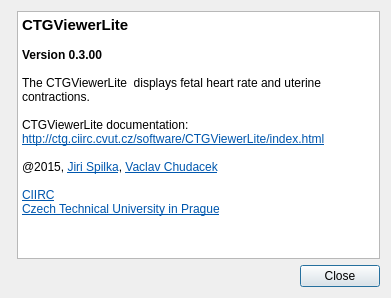
Above: AboutUI.ui from jirispilka/CTGViewer before the change. Below: the same form after it.
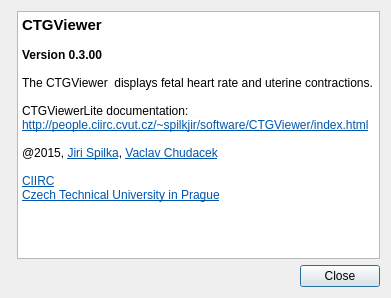
That is the form after the change.

```diff
--- a/AboutUI.ui
+++ b/AboutUI.ui
@@ -30,20 +30,20 @@
       <string>&lt;!DOCTYPE HTML PUBLIC &quot;-//W3C//DTD HTML 4.0//EN&quot; &quot;http://www.w3.org/TR/REC-html40/strict.dtd&quot;&gt;
 &lt;html&gt;&lt;head&gt;&lt;meta name=&quot;qrichtext&quot; content=&quot;1&quot; /&gt;&lt;style type=&quot;text/css&quot;&gt;
 p, li { white-space: pre-wrap; }
-&lt;/style&gt;&lt;/head&gt;&lt;body style=&quot; font-family:'Sans Serif'; font-size:9pt; font-weight:400; font-style:normal;&quot;&gt;
-&lt;p style=&quot; margin-top:0px; margin-bottom:0px; margin-left:0px; margin-right:0px; -qt-block-indent:0; text-indent:0px;&quot;&gt;&lt;span style=&quot; font-family:'Ubuntu'; font-size:11pt; font-weight:600;&quot;&gt;CTGViewerLite&lt;/span&gt;&lt;/p&gt;
-&lt;p style=&quot;-qt-paragraph-type:empty; margin-top:0px; margin-bottom:0px; margin-left:0px; margin-right:0px; -qt-block-indent:0; text-indent:0px; font-family:'Ubuntu'; font-weight:600;&quot;&gt;&lt;br /&gt;&lt;/p&gt;
-&lt;p style=&quot; margin-top:0px; margin-bottom:0px; margin-left:0px; margin-right:0px; -qt-block-indent:0; text-indent:0px;&quot;&gt;&lt;span style=&quot; font-family:'Ubuntu'; font-weight:600;&quot;&gt;Version 0.3.00&lt;/span&gt;&lt;/p&gt;
-&lt;p style=&quot;-qt-paragraph-type:empty; margin-top:0px; margin-bottom:0px; margin-left:0px; margin-right:0px; -qt-block-indent:0; text-indent:0px; font-family:'Ubuntu'; font-weight:600;&quot;&gt;&lt;br /&gt;&lt;/p&gt;
-&lt;p style=&quot; margin-top:0px; margin-bottom:0px; margin-left:0px; margin-right:0px; -qt-block-indent:0; text-indent:0px;&quot;&gt;&lt;span style=&quot; font-family:'Ubuntu';&quot;&gt;The CTGViewerLite  displays fetal heart rate and uterine contractions.&lt;/span&gt;&lt;/p&gt;
-&lt;p style=&quot;-qt-paragraph-type:empty; margin-top:0px; margin-bottom:0px; margin-left:0px; margin-right:0px; -qt-block-indent:0; text-indent:0px; font-family:'Ubuntu';&quot;&gt;&lt;br /&gt;&lt;/p&gt;
-&lt;p style=&quot; margin-top:0px; margin-bottom:0px; margin-left:0px; margin-right:0px; -qt-block-indent:0; text-indent:0px;&quot;&gt;&lt;span style=&quot; font-family:'Ubuntu';&quot;&gt;CTGViewerLite documentation:&lt;/span&gt;&lt;/p&gt;
-&lt;p style=&quot; margin-top:0px; margin-bottom:0px; margin-left:0px; margin-right:0px; -qt-block-indent:0; text-indent:0px;&quot;&gt;&lt;a href=&quot;http://ctg.ciirc.cvut.cz/software/CTGViewerLite/index.html&quot;&gt;&lt;span style=&quot; font-family:'Ubuntu'; text-decoration: underline; color:#0057ae;&quot;&gt;http://ctg.ciirc.cvut.cz/software/CTGViewerLite/index.html&lt;/span&gt;&lt;/a&gt;&lt;/p&gt;
-&lt;p style=&quot;-qt-paragraph-type:empty; margin-top:0px; margin-bottom:0px; margin-left:0px; margin-right:0px; -qt-block-indent:0; text-indent:0px; font-family:'Ubuntu';&quot;&gt;&lt;br /&gt;&lt;/p&gt;
-&lt;p style=&quot; margin-top:0px; margin-bottom:0px; margin-left:0px; margin-right:0px; -qt-block-indent:0; text-indent:0px;&quot;&gt;&lt;span style=&quot; font-family:'Ubuntu';&quot;&gt;@2015, &lt;/span&gt;&lt;a href=&quot;http://people.ciirc.cvut.cz/~spilkjir&quot;&gt;&lt;span style=&quot; font-family:'Ubuntu'; text-decoration: underline; color:#0057ae;&quot;&gt;Jiri Spilka&lt;/span&gt;&lt;/a&gt;&lt;span style=&quot; font-family:'Ubuntu';&quot;&gt;, &lt;/span&gt;&lt;a href=&quot;http://ctg.ciirc.cvut.cz/personal/chudacek.html&quot;&gt;&lt;span style=&quot; font-family:'Ubuntu'; text-decoration: underline; color:#0057ae;&quot;&gt;Vaclav Chudacek&lt;/span&gt;&lt;/a&gt;&lt;/p&gt;
-&lt;p style=&quot;-qt-paragraph-type:empty; margin-top:0px; margin-bottom:0px; margin-left:0px; margin-right:0px; -qt-block-indent:0; text-indent:0px; font-family:'Ubuntu';&quot;&gt;&lt;br /&gt;&lt;/p&gt;
-&lt;p style=&quot; margin-top:0px; margin-bottom:0px; margin-left:0px; margin-right:0px; -qt-block-indent:0; text-indent:0px;&quot;&gt;&lt;a href=&quot;http://www.ciirc.cvut.cz/&quot;&gt;&lt;span style=&quot; font-family:'Ubuntu'; text-decoration: underline; color:#0057ae;&quot;&gt;CIIRC&lt;/span&gt;&lt;/a&gt;&lt;/p&gt;
-&lt;p style=&quot; margin-top:0px; margin-bottom:0px; margin-left:0px; margin-right:0px; -qt-block-indent:0; text-indent:0px;&quot;&gt;&lt;a href=&quot;http://www.cvut.cz/&quot;&gt;&lt;span style=&quot; font-family:'Ubuntu'; text-decoration: underline; color:#0057ae;&quot;&gt;Czech Technical University in Prague&lt;/span&gt;&lt;/a&gt;&lt;/p&gt;&lt;/body&gt;&lt;/html&gt;</string>
+&lt;/style&gt;&lt;/head&gt;&lt;body style=&quot; font-family:'Noto Sans'; font-size:10pt; font-weight:400; font-style:normal;&quot;&gt;
+&lt;p style=&quot; margin-top:0px; margin-bottom:0px; margin-left:0px; margin-right:0px; -qt-block-indent:0; text-indent:0px;&quot;&gt;&lt;span style=&quot; font-family:'Ubuntu'; font-size:11pt; font-weight:600;&quot;&gt;CTGViewer&lt;/span&gt;&lt;/p&gt;
+&lt;p style=&quot;-qt-paragraph-type:empty; margin-top:0px; margin-bottom:0px; margin-left:0px; margin-right:0px; -qt-block-indent:0; text-indent:0px; font-family:'Ubuntu'; font-size:9pt; font-weight:600;&quot;&gt;&lt;br /&gt;&lt;/p&gt;
+&lt;p style=&quot; margin-top:0px; margin-bottom:0px; margin-left:0px; margin-right:0px; -qt-block-indent:0; text-indent:0px;&quot;&gt;&lt;span style=&quot; font-family:'Ubuntu'; font-size:9pt; font-weight:600;&quot;&gt;Version 0.3.00&lt;/span&gt;&lt;/p&gt;
+&lt;p style=&quot;-qt-paragraph-type:empty; margin-top:0px; margin-bottom:0px; margin-left:0px; margin-right:0px; -qt-block-indent:0; text-indent:0px; font-family:'Ubuntu'; font-size:9pt; font-weight:600;&quot;&gt;&lt;br /&gt;&lt;/p&gt;
+&lt;p style=&quot; margin-top:0px; margin-bottom:0px; margin-left:0px; margin-right:0px; -qt-block-indent:0; text-indent:0px;&quot;&gt;&lt;span style=&quot; font-family:'Ubuntu'; font-size:9pt;&quot;&gt;The CTGViewer  displays fetal heart rate and uterine contractions.&lt;/span&gt;&lt;/p&gt;
+&lt;p style=&quot;-qt-paragraph-type:empty; margin-top:0px; margin-bottom:0px; margin-left:0px; margin-right:0px; -qt-block-indent:0; text-indent:0px; font-family:'Ubuntu'; font-size:9pt;&quot;&gt;&lt;br /&gt;&lt;/p&gt;
+&lt;p style=&quot; margin-top:0px; margin-bottom:0px; margin-left:0px; margin-right:0px; -qt-block-indent:0; text-indent:0px;&quot;&gt;&lt;span style=&quot; font-family:'Ubuntu'; font-size:9pt;&quot;&gt;CTGViewerLite documentation:&lt;/span&gt;&lt;/p&gt;
+&lt;p style=&quot; margin-top:0px; margin-bottom:0px; margin-left:0px; margin-right:0px; -qt-block-indent:0; text-indent:0px;&quot;&gt;&lt;a href=&quot;http://ctg.ciirc.cvut.cz/software/CTGViewerLite/index.html&quot;&gt;&lt;span style=&quot; font-family:'Ubuntu'; font-size:9pt; text-decoration: underline; color:#0057ae;&quot;&gt;http://people.ciirc.cvut.cz/~spilkjir/software/CTGViewer/index.html&lt;/span&gt;&lt;/a&gt;&lt;/p&gt;
+&lt;p style=&quot;-qt-paragraph-type:empty; margin-top:0px; margin-bottom:0px; margin-left:0px; margin-right:0px; -qt-block-indent:0; text-indent:0px; font-family:'Ubuntu'; font-size:9pt;&quot;&gt;&lt;br /&gt;&lt;/p&gt;
+&lt;p style=&quot; margin-top:0px; margin-bottom:0px; margin-left:0px; margin-right:0px; -qt-block-indent:0; text-indent:0px;&quot;&gt;&lt;span style=&quot; font-family:'Ubuntu'; font-size:9pt;&quot;&gt;@2015, &lt;/span&gt;&lt;a href=&quot;http://people.ciirc.cvut.cz/~spilkjir&quot;&gt;&lt;span style=&quot; font-family:'Ubuntu'; font-size:9pt; text-decoration: underline; color:#0057ae;&quot;&gt;Jiri Spilka&lt;/span&gt;&lt;/a&gt;&lt;span style=&quot; font-family:'Ubuntu'; font-size:9pt;&quot;&gt;, &lt;/span&gt;&lt;a href=&quot;http://ctg.ciirc.cvut.cz/personal/chudacek.html&quot;&gt;&lt;span style=&quot; font-family:'Ubuntu'; font-size:9pt; text-decoration: underline; color:#0057ae;&quot;&gt;Vaclav Chudacek&lt;/span&gt;&lt;/a&gt;&lt;/p&gt;
+&lt;p style=&quot;-qt-paragraph-type:empty; margin-top:0px; margin-bottom:0px; margin-left:0px; margin-right:0px; -qt-block-indent:0; text-indent:0px; font-family:'Ubuntu'; font-size:9pt;&quot;&gt;&lt;br /&gt;&lt;/p&gt;
+&lt;p style=&quot; margin-top:0px; margin-bottom:0px; margin-left:0px; margin-right:0px; -qt-block-indent:0; text-indent:0px;&quot;&gt;&lt;a href=&quot;http://www.ciirc.cvut.cz/&quot;&gt;&lt;span style=&quot; font-family:'Ubuntu'; font-size:9pt; text-decoration: underline; color:#0057ae;&quot;&gt;CIIRC&lt;/span&gt;&lt;/a&gt;&lt;/p&gt;
+&lt;p style=&quot; margin-top:0px; margin-bottom:0px; margin-left:0px; margin-right:0px; -qt-block-indent:0; text-indent:0px;&quot;&gt;&lt;a href=&quot;http://www.cvut.cz/&quot;&gt;&lt;span style=&quot; font-family:'Ubuntu'; font-size:9pt; text-decoration: underline; color:#0057ae;&quot;&gt;Czech Technical University in Prague&lt;/span&gt;&lt;/a&gt;&lt;/p&gt;&lt;/body&gt;&lt;/html&gt;</string>
      </property>
     </widget>
    </item>
```
